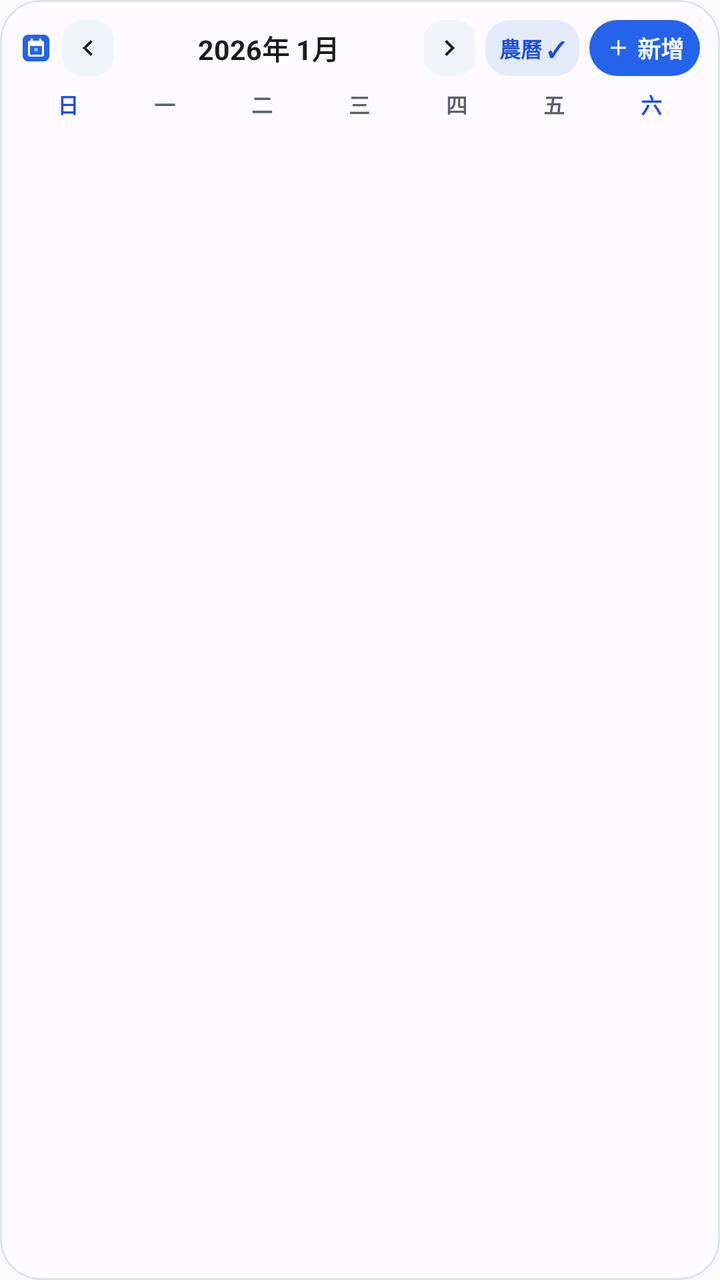
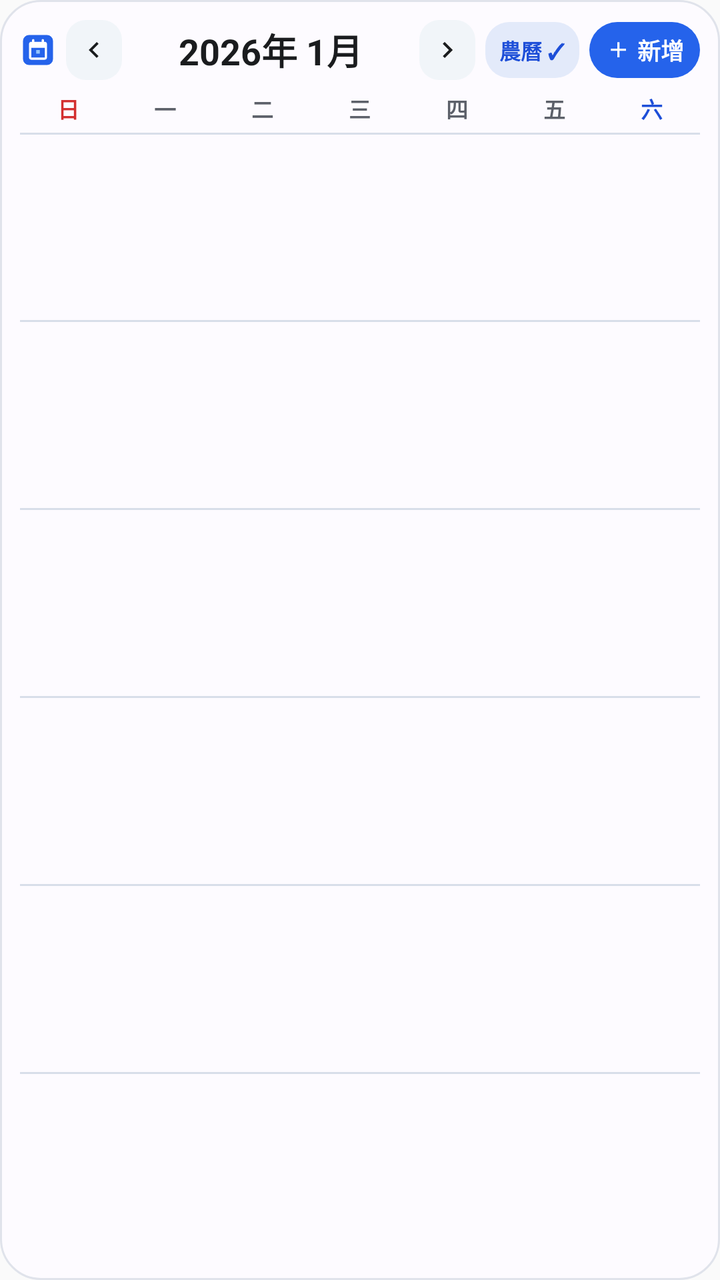

Two renders of the same Android screen: before a commit and after it. Below are the layout's source before the change and the commit's diff.
<!-- AndroidManifest.xml: application theme Theme.Notepad -->
<!-- res/layout/widget_calendar.xml -->
<?xml version="1.0" encoding="utf-8"?>
<LinearLayout xmlns:android="http://schemas.android.com/apk/res/android"
    android:id="@+id/widget_cal_root"
    android:layout_width="match_parent"
    android:layout_height="match_parent"
    android:background="@drawable/widget_bg"
    android:orientation="vertical"
    android:padding="10dp">

    
    <LinearLayout
        android:layout_width="match_parent"
        android:layout_height="wrap_content"
        android:gravity="center_vertical"
        android:orientation="horizontal"
        android:paddingBottom="6dp">

        <ImageView
            android:layout_width="16dp"
            android:layout_height="16dp"
            android:layout_marginEnd="5dp"
            android:contentDescription="@string/widget_calendar_name"
            android:src="@drawable/ic_widget_calendar" />

        <LinearLayout
            android:id="@+id/widget_cal_prev_button"
            android:layout_width="26dp"
            android:layout_height="28dp"
            android:background="@drawable/widget_cal_nav_bg"
            android:gravity="center"
            android:orientation="horizontal">

            <ImageView
                android:layout_width="16dp"
                android:layout_height="16dp"
                android:contentDescription="上一個月"
                android:src="@drawable/ic_widget_chevron_left" />
        </LinearLayout>

        <TextView
            android:id="@+id/widget_cal_month_title"
            android:layout_width="0dp"
            android:layout_height="wrap_content"
            android:layout_marginHorizontal="4dp"
            android:layout_weight="1"
            android:ellipsize="end"
            android:gravity="center"
            android:maxLines="1"
            android:text="2026年 1月"
            android:textColor="@color/widget_text_primary"
            android:textSize="13.5sp"
            android:textStyle="bold" />

        <LinearLayout
            android:id="@+id/widget_cal_next_button"
            android:layout_width="26dp"
            android:layout_height="28dp"
            android:layout_marginEnd="5dp"
            android:background="@drawable/widget_cal_nav_bg"
            android:gravity="center"
            android:orientation="horizontal">

            <ImageView
                android:layout_width="16dp"
                android:layout_height="16dp"
                android:contentDescription="下一個月"
                android:src="@drawable/ic_widget_chevron_right" />
        </LinearLayout>

        <TextView
            android:id="@+id/widget_cal_lunar_toggle"
            android:layout_width="wrap_content"
            android:layout_height="28dp"
            android:layout_marginEnd="5dp"
            android:background="@drawable/widget_chip_bg"
            android:gravity="center"
            android:maxLines="1"
            android:paddingHorizontal="7dp"
            android:text="農曆 ✓"
            android:textColor="@color/widget_chip_text"
            android:textSize="10.5sp"
            android:textStyle="bold" />

        <LinearLayout
            android:id="@+id/widget_cal_add_button"
            android:layout_width="wrap_content"
            android:layout_height="28dp"
            android:background="@drawable/widget_button_bg"
            android:gravity="center"
            android:orientation="horizontal"
            android:paddingHorizontal="8dp">

            <ImageView
                android:layout_width="13dp"
                android:layout_height="13dp"
                android:contentDescription="快速建立記事或待辦"
                android:src="@drawable/ic_widget_add" />

            <TextView
                android:layout_width="wrap_content"
                android:layout_height="wrap_content"
                android:layout_marginStart="3dp"
                android:text="新增"
                android:textColor="@color/widget_on_accent"
                android:textSize="11.5sp"
                android:textStyle="bold" />
        </LinearLayout>
    </LinearLayout>

    
    <LinearLayout
        android:layout_width="match_parent"
        android:layout_height="wrap_content"
        android:orientation="horizontal"
        android:paddingBottom="4dp"
        android:weightSum="7">

        <TextView
            android:layout_width="0dp"
            android:layout_height="wrap_content"
            android:layout_weight="1"
            android:gravity="center"
            android:text="日"
            android:textColor="@color/widget_cal_today_text"
            android:textSize="10.5sp"
            android:textStyle="bold" />

        <TextView
            android:layout_width="0dp"
            android:layout_height="wrap_content"
            android:layout_weight="1"
            android:gravity="center"
            android:text="一"
            android:textColor="@color/widget_text_secondary"
            android:textSize="10.5sp"
            android:textStyle="bold" />

        <TextView
            android:layout_width="0dp"
            android:layout_height="wrap_content"
            android:layout_weight="1"
            android:gravity="center"
            android:text="二"
            android:textColor="@color/widget_text_secondary"
            android:textSize="10.5sp"
            android:textStyle="bold" />

        <TextView
            android:layout_width="0dp"
            android:layout_height="wrap_content"
            android:layout_weight="1"
            android:gravity="center"
            android:text="三"
            android:textColor="@color/widget_text_secondary"
            android:textSize="10.5sp"
            android:textStyle="bold" />

        <TextView
            android:layout_width="0dp"
            android:layout_height="wrap_content"
            android:layout_weight="1"
            android:gravity="center"
            android:text="四"
            android:textColor="@color/widget_text_secondary"
            android:textSize="10.5sp"
            android:textStyle="bold" />

        <TextView
            android:layout_width="0dp"
            android:layout_height="wrap_content"
            android:layout_weight="1"
            android:gravity="center"
            android:text="五"
            android:textColor="@color/widget_text_secondary"
            android:textSize="10.5sp"
            android:textStyle="bold" />

        <TextView
            android:layout_width="0dp"
            android:layout_height="wrap_content"
            android:layout_weight="1"
            android:gravity="center"
            android:text="六"
            android:textColor="@color/widget_cal_today_text"
            android:textSize="10.5sp"
            android:textStyle="bold" />
    </LinearLayout>

    
    <LinearLayout
        android:id="@+id/widget_cal_week_0"
        android:layout_width="match_parent"
        android:layout_height="0dp"
        android:layout_weight="1"
        android:orientation="horizontal"
        android:weightSum="7" />

    <LinearLayout
        android:id="@+id/widget_cal_week_1"
        android:layout_width="match_parent"
        android:layout_height="0dp"
        android:layout_weight="1"
        android:orientation="horizontal"
        android:weightSum="7" />

    <LinearLayout
        android:id="@+id/widget_cal_week_2"
        android:layout_width="match_parent"
        android:layout_height="0dp"
        android:layout_weight="1"
        android:orientation="horizontal"
        android:weightSum="7" />

    <LinearLayout
        android:id="@+id/widget_cal_week_3"
        android:layout_width="match_parent"
        android:layout_height="0dp"
        android:layout_weight="1"
        android:orientation="horizontal"
        android:weightSum="7" />

    <LinearLayout
        android:id="@+id/widget_cal_week_4"
        android:layout_width="match_parent"
        android:layout_height="0dp"
        android:layout_weight="1"
        android:orientation="horizontal"
        android:weightSum="7" />

    <LinearLayout
        android:id="@+id/widget_cal_week_5"
        android:layout_width="match_parent"
        android:layout_height="0dp"
        android:layout_weight="1"
        android:orientation="horizontal"
        android:weightSum="7" />
</LinearLayout>
<!-- resources referenced by this layout -->
<resources>
  <color name="widget_cal_today_text">#FF1D4ED8</color>
  <color name="widget_chip_text">#FF1D4ED8</color>
  <color name="widget_on_accent">#FFFFFFFF</color>
  <color name="widget_text_primary">#FF1A1C1E</color>
  <color name="widget_text_secondary">#FF5C6069</color>
  <!-- drawable ic_widget_add (drawable) -->
  <?xml version="1.0" encoding="utf-8"?>
  <vector xmlns:android="http://schemas.android.com/apk/res/android"
      android:width="18dp"
      android:height="18dp"
      android:viewportWidth="24"
      android:viewportHeight="24">
      <path
          android:fillColor="#FFFFFFFF"
          android:pathData="M19,13h-6v6h-2v-6H5v-2h6V5h2v6h6v2z" />
  </vector>
  <!-- drawable ic_widget_chevron_left (drawable) -->
  <?xml version="1.0" encoding="utf-8"?>
  <vector xmlns:android="http://schemas.android.com/apk/res/android"
      android:width="18dp"
      android:height="18dp"
      android:viewportWidth="24"
      android:viewportHeight="24">
      <path
          android:fillColor="@color/widget_text_primary"
          android:pathData="M15.41,7.41L14,6l-6,6 6,6 1.41,-1.41L10.83,12z" />
  </vector>
  <!-- drawable ic_widget_chevron_right (drawable) -->
  <?xml version="1.0" encoding="utf-8"?>
  <vector xmlns:android="http://schemas.android.com/apk/res/android"
      android:width="18dp"
      android:height="18dp"
      android:viewportWidth="24"
      android:viewportHeight="24">
      <path
          android:fillColor="@color/widget_text_primary"
          android:pathData="M10,6L8.59,7.41 13.17,12l-4.58,4.59L10,18l6,-6z" />
  </vector>
  <!-- drawable widget_bg (drawable) -->
  <?xml version="1.0" encoding="utf-8"?>
  <shape xmlns:android="http://schemas.android.com/apk/res/android"
      android:shape="rectangle">
      <solid android:color="@color/widget_surface" />
      <corners android:radius="20dp" />
      <stroke
          android:width="1dp"
          android:color="@color/widget_surface_border" />
  </shape>
  <!-- drawable widget_button_bg (drawable) -->
  <?xml version="1.0" encoding="utf-8"?>
  <shape xmlns:android="http://schemas.android.com/apk/res/android"
      android:shape="rectangle">
      <solid android:color="@color/widget_accent" />
      <corners android:radius="16dp" />
  </shape>
  <!-- drawable widget_cal_nav_bg (drawable) -->
  <?xml version="1.0" encoding="utf-8"?>
  <shape xmlns:android="http://schemas.android.com/apk/res/android"
      android:shape="rectangle">
      <solid android:color="@color/widget_cal_nav_bg" />
      <corners android:radius="10dp" />
  </shape>
  <!-- drawable widget_chip_bg (drawable) -->
  <?xml version="1.0" encoding="utf-8"?>
  <shape xmlns:android="http://schemas.android.com/apk/res/android"
      android:shape="rectangle">
      <solid android:color="@color/widget_chip_bg" />
      <corners android:radius="12dp" />
  </shape>
  <string name="widget_calendar_name">月曆桌面小工具</string>
  <style name="Theme.Notepad" parent="android:Theme.Material.Light.NoActionBar" />
  <color name="widget_surface">#FFFDFBFF</color>
  <color name="widget_surface_border">#FFE0E3EB</color>
  <color name="widget_accent">#FF2563EB</color>
  <color name="widget_cal_nav_bg">#FFF1F5F9</color>
  <color name="widget_chip_bg">#FFE3EAFA</color>
  <!-- unchanged entries left out for length: 1 -->
</resources>

<!-- the commit's change to res/layout/widget_calendar.xml (unified diff, before → after) -->
@@ -16,16 +16,16 @@
         android:paddingBottom="6dp">
 
         <ImageView
-            android:layout_width="16dp"
-            android:layout_height="16dp"
+            android:layout_width="18dp"
+            android:layout_height="18dp"
             android:layout_marginEnd="5dp"
             android:contentDescription="@string/widget_calendar_name"
             android:src="@drawable/ic_widget_calendar" />
 
         <LinearLayout
             android:id="@+id/widget_cal_prev_button"
-            android:layout_width="26dp"
-            android:layout_height="28dp"
+            android:layout_width="28dp"
+            android:layout_height="30dp"
             android:background="@drawable/widget_cal_nav_bg"
             android:gravity="center"
             android:orientation="horizontal">
@@ -41,20 +41,22 @@
             android:id="@+id/widget_cal_month_title"
             android:layout_width="0dp"
             android:layout_height="wrap_content"
-            android:layout_marginHorizontal="4dp"
+            android:layout_marginHorizontal="6dp"
             android:layout_weight="1"
             android:ellipsize="end"
-            android:gravity="center"
+            android:fontFamily="sans-serif"
+            android:gravity="center"
+            android:includeFontPadding="false"
             android:maxLines="1"
             android:text="2026年 1月"
             android:textColor="@color/widget_text_primary"
-            android:textSize="13.5sp"
+            android:textSize="18sp"
             android:textStyle="bold" />
 
         <LinearLayout
             android:id="@+id/widget_cal_next_button"
-            android:layout_width="26dp"
-            android:layout_height="28dp"
+            android:layout_width="28dp"
+            android:layout_height="30dp"
             android:layout_marginEnd="5dp"
             android:background="@drawable/widget_cal_nav_bg"
             android:gravity="center"
@@ -73,6 +75,7 @@
             android:layout_height="28dp"
             android:layout_marginEnd="5dp"
             android:background="@drawable/widget_chip_bg"
+            android:fontFamily="sans-serif"
             android:gravity="center"
             android:maxLines="1"
             android:paddingHorizontal="7dp"
@@ -121,8 +124,8 @@
             android:layout_weight="1"
             android:gravity="center"
             android:text="日"
-            android:textColor="@color/widget_cal_today_text"
-            android:textSize="10.5sp"
+            android:textColor="@color/widget_cal_sunday_text"
+            android:textSize="11sp"
             android:textStyle="bold" />
 
         <TextView
@@ -132,7 +135,7 @@
             android:gravity="center"
             android:text="一"
             android:textColor="@color/widget_text_secondary"
-            android:textSize="10.5sp"
+            android:textSize="11sp"
             android:textStyle="bold" />
 
         <TextView
@@ -142,7 +145,7 @@
             android:gravity="center"
             android:text="二"
             android:textColor="@color/widget_text_secondary"
-            android:textSize="10.5sp"
+            android:textSize="11sp"
             android:textStyle="bold" />
 
         <TextView
@@ -152,7 +155,7 @@
             android:gravity="center"
             android:text="三"
             android:textColor="@color/widget_text_secondary"
-            android:textSize="10.5sp"
+            android:textSize="11sp"
             android:textStyle="bold" />
 
         <TextView
@@ -162,7 +165,7 @@
             android:gravity="center"
             android:text="四"
             android:textColor="@color/widget_text_secondary"
-            android:textSize="10.5sp"
+            android:textSize="11sp"
             android:textStyle="bold" />
 
         <TextView
@@ -172,7 +175,7 @@
             android:gravity="center"
             android:text="五"
             android:textColor="@color/widget_text_secondary"
-            android:textSize="10.5sp"
+            android:textSize="11sp"
             android:textStyle="bold" />
 
         <TextView
@@ -182,11 +185,18 @@
             android:gravity="center"
             android:text="六"
             android:textColor="@color/widget_cal_today_text"
-            android:textSize="10.5sp"
+            android:textSize="11sp"
             android:textStyle="bold" />
     </LinearLayout>
 
     
+    <TextView
+        android:id="@+id/widget_cal_header_divider"
+        android:layout_width="match_parent"
+        android:layout_height="1dp"
+        android:background="@color/widget_cal_cell_border" />
+
+    
     <LinearLayout
         android:id="@+id/widget_cal_week_0"
         android:layout_width="match_parent"
@@ -195,6 +205,12 @@
         android:orientation="horizontal"
         android:weightSum="7" />
 
+    <TextView
+        android:id="@+id/widget_cal_divider_1"
+        android:layout_width="match_parent"
+        android:layout_height="1dp"
+        android:background="@color/widget_cal_cell_border" />
+
     <LinearLayout
         android:id="@+id/widget_cal_week_1"
         android:layout_width="match_parent"
@@ -203,6 +219,12 @@
         android:orientation="horizontal"
         android:weightSum="7" />
 
+    <TextView
+        android:id="@+id/widget_cal_divider_2"
+        android:layout_width="match_parent"
+        android:layout_height="1dp"
+        android:background="@color/widget_cal_cell_border" />
+
     <LinearLayout
         android:id="@+id/widget_cal_week_2"
         android:layout_width="match_parent"
@@ -211,6 +233,12 @@
         android:orientation="horizontal"
         android:weightSum="7" />
 
+    <TextView
+        android:id="@+id/widget_cal_divider_3"
+        android:layout_width="match_parent"
+        android:layout_height="1dp"
+        android:background="@color/widget_cal_cell_border" />
+
     <LinearLayout
         android:id="@+id/widget_cal_week_3"
         android:layout_width="match_parent"
@@ -219,6 +247,12 @@
         android:orientation="horizontal"
         android:weightSum="7" />
 
+    <TextView
+        android:id="@+id/widget_cal_divider_4"
+        android:layout_width="match_parent"
+        android:layout_height="1dp"
+        android:background="@color/widget_cal_cell_border" />
+
     <LinearLayout
         android:id="@+id/widget_cal_week_4"
         android:layout_width="match_parent"
@@ -227,6 +261,12 @@
         android:orientation="horizontal"
         android:weightSum="7" />
 
+    <TextView
+        android:id="@+id/widget_cal_divider_5"
+        android:layout_width="match_parent"
+        android:layout_height="1dp"
+        android:background="@color/widget_cal_cell_border" />
+
     <LinearLayout
         android:id="@+id/widget_cal_week_5"
         android:layout_width="match_parent"
<!-- resource entries referenced after the edit -->
@@ -1,5 +1,7 @@
 <!-- resources referenced by this layout -->
 <resources>
+  <color name="widget_cal_cell_border">#FFD8DEE9</color>
+  <color name="widget_cal_sunday_text">#FFD32F2F</color>
   <color name="widget_cal_today_text">#FF1D4ED8</color>
   <color name="widget_chip_text">#FF1D4ED8</color>
   <color name="widget_on_accent">#FFFFFFFF</color>
